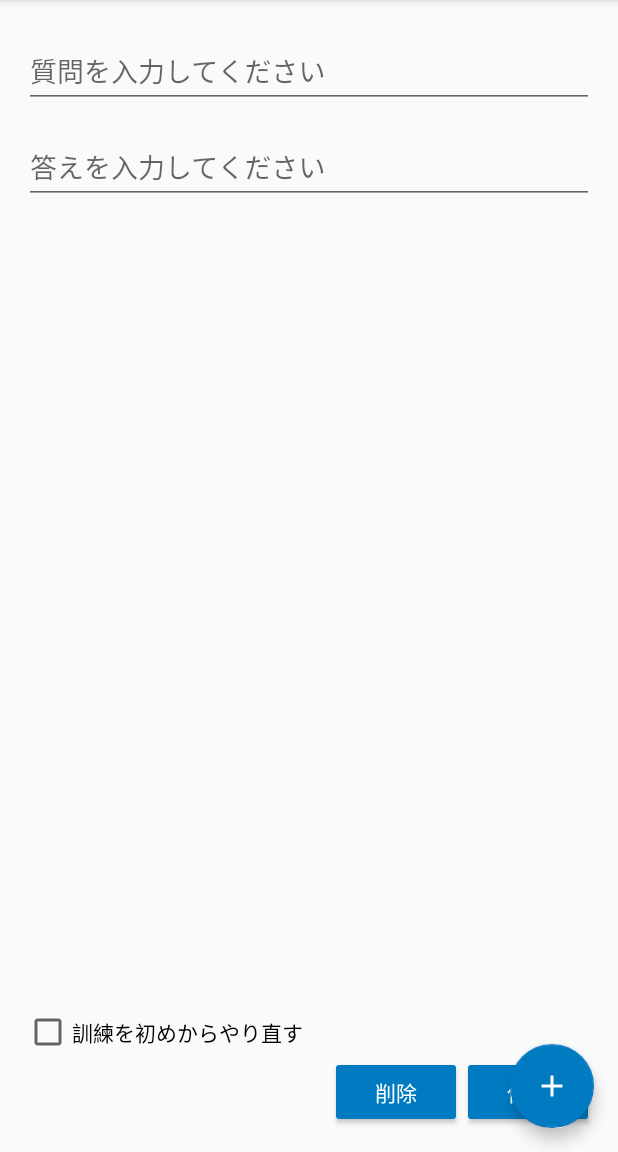
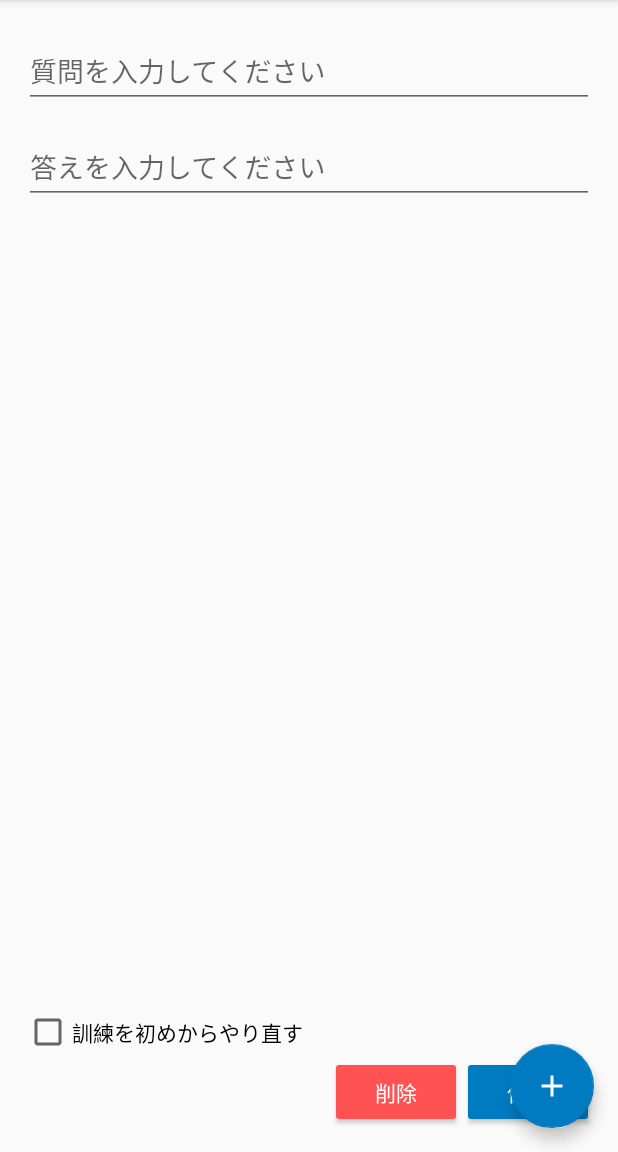
Before and after one commit to mag0716/android_periodic_execution, an Android app: the screen it shows after launch (TrainingActivity), after a tap on an icon or button, on a phone screen of 412 x 824 dp, the part 84-1236 px from its top. Run offline under Robolectric (Android 15) with nearby library versions, the phone set to English and light mode, and no system bars; our stand-ins replace Room's generated code, Timber, data binding; libraries missing offline, so code that uses them is left out: com.annimon.stream; 28 statements that could not run were skipped.

Commit message:
削除ボタンのテーマを追加

```diff
--- a/app/src/main/res/layout/fragment_edit.xml
+++ b/app/src/main/res/layout/fragment_edit.xml
@@ -90,7 +90,7 @@
             android:layout_height="wrap_content"
             android:onClick="@{() -> presenter.delete(viewModel.memory)}"
             android:text="@string/edit_delete_button_name"
-            android:theme="@style/AppTheme.Button"
+            android:theme="@style/AppTheme.AccentButton"
             app:layout_constraintBottom_toBottomOf="parent"
             app:layout_constraintHorizontal_bias="1"
             app:layout_constraintLeft_toLeftOf="parent"
--- a/app/src/main/res/values/styles.xml
+++ b/app/src/main/res/values/styles.xml
@@ -21,6 +21,11 @@
 
     <style name="AppTheme.Button" parent="Widget.AppCompat.Button.Colored">
         <item name="colorButtonNormal">@color/button_color</item>
+        <item name="android:textColor">@color/button_text_color</item>
+    </style>
+
+    <style name="AppTheme.AccentButton" parent="Widget.AppCompat.Button.Colored">
+        <item name="colorButtonNormal">@color/md_red_A200</item>
         <item name="android:textColor">@color/button_text_color</item>
     </style>
 
```
